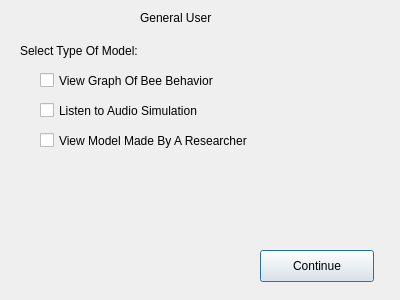
Above: LoginGUI/secondwindow.ui from ShihoVN/HiveChime before the change. Below: the same form after it.
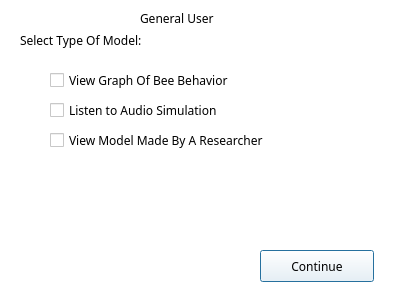
That is the form after the change.

```diff
--- a/LoginGUI/secondwindow.ui
+++ b/LoginGUI/secondwindow.ui
@@ -10,6 +10,448 @@
     <height>300</height>
    </rect>
   </property>
+  <property name="palette">
+   <palette>
+    <active>
+     <colorrole role="WindowText">
+      <brush brushstyle="SolidPattern">
+       <color alpha="255">
+        <red>0</red>
+        <green>0</green>
+        <blue>0</blue>
+       </color>
+      </brush>
+     </colorrole>
+     <colorrole role="Button">
+      <brush brushstyle="SolidPattern">
+       <color alpha="255">
+        <red>255</red>
+        <green>255</green>
+        <blue>255</blue>
+       </color>
+      </brush>
+     </colorrole>
+     <colorrole role="Light">
+      <brush brushstyle="SolidPattern">
+       <color alpha="255">
+        <red>255</red>
+        <green>255</green>
+        <blue>255</blue>
+       </color>
+      </brush>
+     </colorrole>
+     <colorrole role="Midlight">
+      <brush brushstyle="SolidPattern">
+       <color alpha="255">
+        <red>255</red>
+        <green>255</green>
+        <blue>255</blue>
+       </color>
+      </brush>
+     </colorrole>
+     <colorrole role="Dark">
+      <brush brushstyle="SolidPattern">
+       <color alpha="255">
+        <red>127</red>
+        <green>127</green>
+        <blue>127</blue>
+       </color>
+      </brush>
+     </colorrole>
+     <colorrole role="Mid">
+      <brush brushstyle="SolidPattern">
+       <color alpha="255">
+        <red>170</red>
+        <green>170</green>
+        <blue>170</blue>
+       </color>
+      </brush>
+     </colorrole>
+     <colorrole role="Text">
+      <brush brushstyle="SolidPattern">
+       <color alpha="255">
+        <red>0</red>
+        <green>0</green>
+        <blue>0</blue>
+       </color>
+      </brush>
+     </colorrole>
+     <colorrole role="BrightText">
+      <brush brushstyle="SolidPattern">
+       <color alpha="255">
+        <red>255</red>
+        <green>255</green>
+        <blue>255</blue>
+       </color>
+      </brush>
+     </colorrole>
+     <colorrole role="ButtonText">
+      <brush brushstyle="SolidPattern">
+       <color alpha="255">
+        <red>0</red>
+        <green>0</green>
+        <blue>0</blue>
+       </color>
+      </brush>
+     </colorrole>
+     <colorrole role="Base">
+      <brush brushstyle="SolidPattern">
+       <color alpha="255">
+        <red>255</red>
+        <green>255</green>
+        <blue>255</blue>
+       </color>
+      </brush>
+     </colorrole>
+     <colorrole role="Window">
+      <brush brushstyle="SolidPattern">
+       <color alpha="255">
+        <red>255</red>
+        <green>255</green>
+        <blue>255</blue>
+       </color>
+      </brush>
+     </colorrole>
+     <colorrole role="Shadow">
+      <brush brushstyle="SolidPattern">
+       <color alpha="255">
+        <red>0</red>
+        <green>0</green>
+        <blue>0</blue>
+       </color>
+      </brush>
+     </colorrole>
+     <colorrole role="AlternateBase">
+      <brush brushstyle="SolidPattern">
+       <color alpha="255">
+        <red>255</red>
+        <green>255</green>
+        <blue>255</blue>
+       </color>
+      </brush>
+     </colorrole>
+     <colorrole role="ToolTipBase">
+      <brush brushstyle="SolidPattern">
+       <color alpha="255">
+        <red>255</red>
+        <green>255</green>
+        <blue>220</blue>
+       </color>
+      </brush>
+     </colorrole>
+     <colorrole role="ToolTipText">
+      <brush brushstyle="SolidPattern">
+       <color alpha="255">
+        <red>0</red>
+        <green>0</green>
+        <blue>0</blue>
+       </color>
+      </brush>
+     </colorrole>
+     <colorrole role="PlaceholderText">
+      <brush brushstyle="SolidPattern">
+       <color alpha="128">
+        <red>0</red>
+        <green>0</green>
+        <blue>0</blue>
+       </color>
+      </brush>
+     </colorrole>
+    </active>
+    <inactive>
+     <colorrole role="WindowText">
+      <brush brushstyle="SolidPattern">
+       <color alpha="255">
+        <red>0</red>
+        <green>0</green>
+        <blue>0</blue>
+       </color>
+      </brush>
+     </colorrole>
+     <colorrole role="Button">
+      <brush brushstyle="SolidPattern">
+       <color alpha="255">
+        <red>255</red>
+        <green>255</green>
+        <blue>255</blue>
+       </color>
+      </brush>
+     </colorrole>
+     <colorrole role="Light">
+      <brush brushstyle="SolidPattern">
+       <color alpha="255">
+        <red>255</red>
+        <green>255</green>
+        <blue>255</blue>
+       </color>
+      </brush>
+     </colorrole>
+     <colorrole role="Midlight">
+      <brush brushstyle="SolidPattern">
+       <color alpha="255">
+        <red>255</red>
+        <green>255</green>
+        <blue>255</blue>
+       </color>
+      </brush>
+     </colorrole>
+     <colorrole role="Dark">
+      <brush brushstyle="SolidPattern">
+       <color alpha="255">
+        <red>127</red>
+        <green>127</green>
+        <blue>127</blue>
+       </color>
+      </brush>
+     </colorrole>
+     <colorrole role="Mid">
+      <brush brushstyle="SolidPattern">
+       <color alpha="255">
+        <red>170</red>
+        <green>170</green>
+        <blue>170</blue>
+       </color>
+      </brush>
+     </colorrole>
+     <colorrole role="Text">
+      <brush brushstyle="SolidPattern">
+       <color alpha="255">
+        <red>0</red>
+        <green>0</green>
+        <blue>0</blue>
+       </color>
+      </brush>
+     </colorrole>
+     <colorrole role="BrightText">
+      <brush brushstyle="SolidPattern">
+       <color alpha="255">
+        <red>255</red>
+        <green>255</green>
+        <blue>255</blue>
+       </color>
+      </brush>
+     </colorrole>
+     <colorrole role="ButtonText">
+      <brush brushstyle="SolidPattern">
+       <color alpha="255">
+        <red>0</red>
+        <green>0</green>
+        <blue>0</blue>
+       </color>
+      </brush>
+     </colorrole>
+     <colorrole role="Base">
+      <brush brushstyle="SolidPattern">
+       <color alpha="255">
+        <red>255</red>
+        <green>255</green>
+        <blue>255</blue>
+       </color>
+      </brush>
+     </colorrole>
+     <colorrole role="Window">
+      <brush brushstyle="SolidPattern">
+       <color alpha="255">
+        <red>255</red>
+        <green>255</green>
+        <blue>255</blue>
+       </color>
+      </brush>
+     </colorrole>
+     <colorrole role="Shadow">
+      <brush brushstyle="SolidPattern">
+       <color alpha="255">
+        <red>0</red>
+        <green>0</green>
+        <blue>0</blue>
+       </color>
+      </brush>
+     </colorrole>
+     <colorrole role="AlternateBase">
+      <brush brushstyle="SolidPattern">
+       <color alpha="255">
+        <red>255</red>
+        <green>255</green>
+        <blue>255</blue>
+       </color>
+      </brush>
+     </colorrole>
+     <colorrole role="ToolTipBase">
+      <brush brushstyle="SolidPattern">
+       <color alpha="255">
+        <red>255</red>
+        <green>255</green>
+        <blue>220</blue>
+       </color>
+      </brush>
+     </colorrole>
+     <colorrole role="ToolTipText">
+      <brush brushstyle="SolidPattern">
+       <color alpha="255">
+        <red>0</red>
+        <green>0</green>
+        <blue>0</blue>
+       </color>
+      </brush>
+     </colorrole>
+     <colorrole role="PlaceholderText">
+      <brush brushstyle="SolidPattern">
+       <color alpha="128">
+        <red>0</red>
+        <green>0</green>
+        <blue>0</blue>
+       </color>
+      </brush>
+     </colorrole>
+    </inactive>
+    <disabled>
+     <colorrole role="WindowText">
+      <brush brushstyle="SolidPattern">
+       <color alpha="255">
+        <red>127</red>
+        <green>127</green>
+        <blue>127</blue>
+       </color>
+      </brush>
+     </colorrole>
+     <colorrole role="Button">
+      <brush brushstyle="SolidPattern">
+       <color alpha="255">
+        <red>255</red>
+        <green>255</green>
+        <blue>255</blue>
+       </color>
+      </brush>
+     </colorrole>
+     <colorrole role="Light">
+      <brush brushstyle="SolidPattern">
+       <color alpha="255">
+        <red>255</red>
+        <green>255</green>
+        <blue>255</blue>
+       </color>
+      </brush>
+     </colorrole>
+     <colorrole role="Midlight">
+      <brush brushstyle="SolidPattern">
+       <color alpha="255">
+        <red>255</red>
+        <green>255</green>
+        <blue>255</blue>
+       </color>
+      </brush>
+     </colorrole>
+     <colorrole role="Dark">
+      <brush brushstyle="SolidPattern">
+       <color alpha="255">
+        <red>127</red>
+        <green>127</green>
+        <blue>127</blue>
+       </color>
+      </brush>
+     </colorrole>
+     <colorrole role="Mid">
+      <brush brushstyle="SolidPattern">
+       <color alpha="255">
+        <red>170</red>
+        <green>170</green>
+        <blue>170</blue>
+       </color>
+      </brush>
+     </colorrole>
+     <colorrole role="Text">
+      <brush brushstyle="SolidPattern">
+       <color alpha="255">
+        <red>127</red>
+        <green>127</green>
+        <blue>127</blue>
+       </color>
+      </brush>
+     </colorrole>
+     <colorrole role="BrightText">
+      <brush brushstyle="SolidPattern">
+       <color alpha="255">
+        <red>255</red>
+        <green>255</green>
+        <blue>255</blue>
+       </color>
+      </brush>
+     </colorrole>
+     <colorrole role="ButtonText">
+      <brush brushstyle="SolidPattern">
+       <color alpha="255">
+        <red>127</red>
+        <green>127</green>
+        <blue>127</blue>
+       </color>
+      </brush>
+     </colorrole>
+     <colorrole role="Base">
+      <brush brushstyle="SolidPattern">
+       <color alpha="255">
+        <red>255</red>
+        <green>255</green>
+        <blue>255</blue>
+       </color>
+      </brush>
+     </colorrole>
+     <colorrole role="Window">
+      <brush brushstyle="SolidPattern">
+       <color alpha="255">
+        <red>255</red>
+        <green>255</green>
+        <blue>255</blue>
+       </color>
+      </brush>
+     </colorrole>
+     <colorrole role="Shadow">
+      <brush brushstyle="SolidPattern">
+       <color alpha="255">
+        <red>0</red>
+        <green>0</green>
+        <blue>0</blue>
+       </color>
+      </brush>
+     </colorrole>
+     <colorrole role="AlternateBase">
+      <brush brushstyle="SolidPattern">
+       <color alpha="255">
+        <red>255</red>
+        <green>255</green>
+        <blue>255</blue>
+       </color>
+      </brush>
+     </colorrole>
+     <colorrole role="ToolTipBase">
+      <brush brushstyle="SolidPattern">
+       <color alpha="255">
+        <red>255</red>
+        <green>255</green>
+        <blue>220</blue>
+       </color>
+      </brush>
+     </colorrole>
+     <colorrole role="ToolTipText">
+      <brush brushstyle="SolidPattern">
+       <color alpha="255">
+        <red>0</red>
+        <green>0</green>
+        <blue>0</blue>
+       </color>
+      </brush>
+     </colorrole>
+     <colorrole role="PlaceholderText">
+      <brush brushstyle="SolidPattern">
+       <color alpha="128">
+        <red>0</red>
+        <green>0</green>
+        <blue>0</blue>
+       </color>
+      </brush>
+     </colorrole>
+    </disabled>
+   </palette>
+  </property>
   <property name="windowTitle">
    <string>Dialog</string>
   </property>
@@ -22,6 +464,11 @@
      <height>32</height>
     </rect>
    </property>
+   <property name="font">
+    <font>
+     <family>PingFang SC</family>
+    </font>
+   </property>
    <property name="text">
     <string>Continue</string>
    </property>
@@ -35,6 +482,11 @@
      <height>16</height>
     </rect>
    </property>
+   <property name="font">
+    <font>
+     <family>MingLiU</family>
+    </font>
+   </property>
    <property name="text">
     <string>General User</string>
    </property>
@@ -43,11 +495,16 @@
    <property name="geometry">
     <rect>
      <x>20</x>
-     <y>40</y>
+     <y>30</y>
      <width>151</width>
      <height>21</height>
     </rect>
    </property>
+   <property name="font">
+    <font>
+     <family>PingFang SC</family>
+    </font>
+   </property>
    <property name="text">
     <string>Select Type Of Model:</string>
    </property>
@@ -55,12 +512,17 @@
   <widget class="QCheckBox" name="checkBox">
    <property name="geometry">
     <rect>
-     <x>40</x>
+     <x>50</x>
      <y>70</y>
      <width>201</width>
-     <height>21</height>
+     <height>20</height>
     </rect>
    </property>
+   <property name="font">
+    <font>
+     <family>PingFang SC</family>
+    </font>
+   </property>
    <property name="text">
     <string>View Graph Of Bee Behavior</string>
    </property>
@@ -68,12 +530,17 @@
   <widget class="QCheckBox" name="checkBox_2">
    <property name="geometry">
     <rect>
-     <x>40</x>
+     <x>50</x>
      <y>100</y>
      <width>201</width>
      <height>21</height>
     </rect>
    </property>
+   <property name="font">
+    <font>
+     <family>PingFang SC</family>
+    </font>
+   </property>
    <property name="text">
     <string>Listen to Audio Simulation</string>
    </property>
@@ -81,12 +548,17 @@
   <widget class="QCheckBox" name="checkBox_3">
    <property name="geometry">
     <rect>
-     <x>40</x>
+     <x>50</x>
      <y>130</y>
      <width>241</width>
      <height>21</height>
     </rect>
    </property>
+   <property name="font">
+    <font>
+     <family>PingFang SC</family>
+    </font>
+   </property>
    <property name="text">
     <string>View Model Made By A Researcher</string>
    </property>
```
